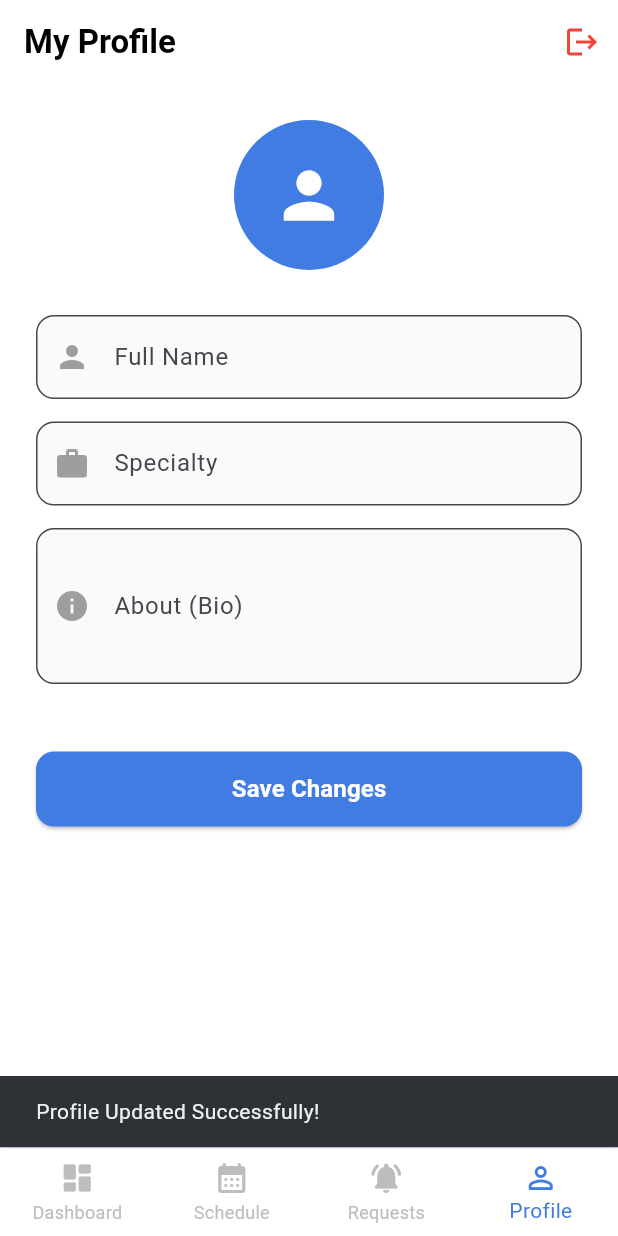
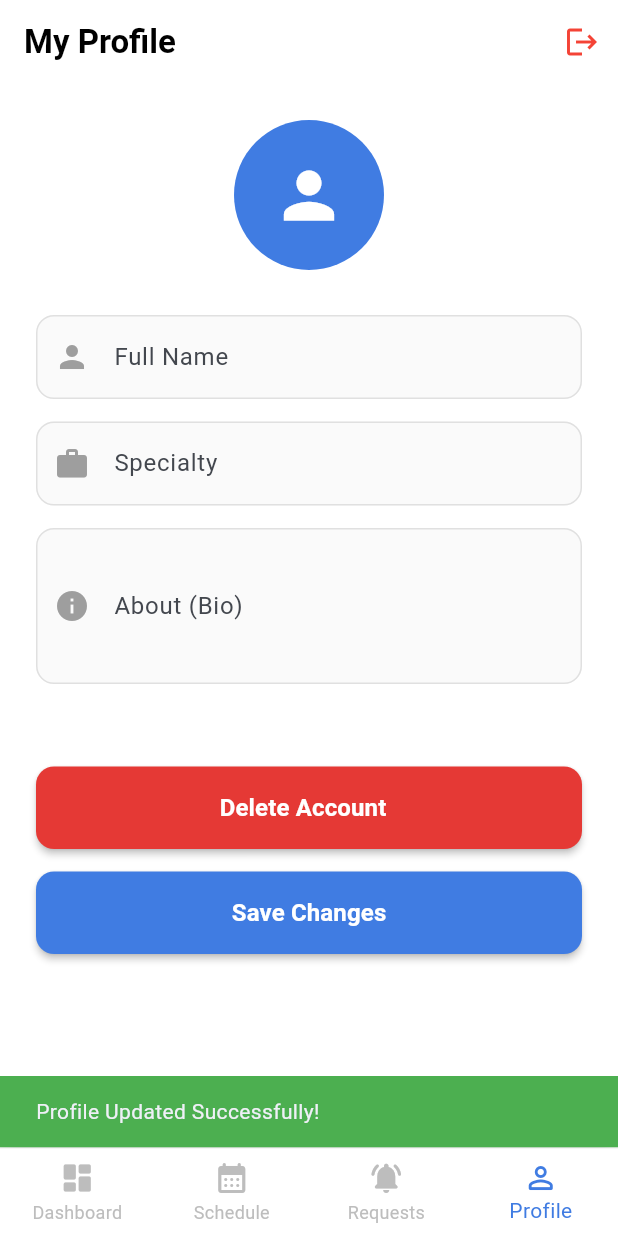
Before and after one commit to q-3amr/DocTime-App, a Flutter app: the screen it shows once a user with an empty profile is signed in, item 4 of the bottom bar chosen, after a tap on "Save Changes", on a phone screen of 412 x 824 dp. Run offline on Flutter 3.47's test engine with Material 3 defaults, Android fonts, the phone set to English and light mode, and no system bars; our stand-ins replace cloud_firestore, firebase_auth, firebase_core; accounts and stored records are empty.

Commit message:
add delete account button

```diff
--- a/doctime/lib/screens/common/profile_screen.dart
+++ b/doctime/lib/screens/common/profile_screen.dart
@@ -1,8 +1,7 @@
 import 'package:flutter/material.dart';
 import 'package:cloud_firestore/cloud_firestore.dart';
 import 'package:firebase_auth/firebase_auth.dart';
-// تأكد من مسار شاشة تسجيل الدخول عشان الـ Logout
-import '../auth/login_screen.dart';
+import '../auth/login_screen.dart'; // Ensure this path is correct
 
 class ProfileScreen extends StatefulWidget {
   const ProfileScreen({super.key});
@@ -26,26 +25,27 @@ class _ProfileScreenState extends State<ProfileScreen> {
     _loadUserData();
   }
 
-  // 1️⃣ جلب البيانات (Logic)
+  // 1️⃣ Logic: Load Data
   void _loadUserData() async {
     if (user == null) return;
     try {
-      // فحص إذا دكتور
       var docRef = FirebaseFirestore.instance.collection('doctors').doc(user!.uid);
       var docSnap = await docRef.get();
 
       if (docSnap.exists) {
+        if (mounted) {
           setState(() {
             isDoctor = true;
             _nameController.text = docSnap.data()?['name'] ?? "";
-          _bioController.text = docSnap.data()?['bio'] ?? ""; // النبذة
+            _bioController.text = docSnap.data()?['bio'] ?? "";
             _specialtyController.text = docSnap.data()?['specialty'] ?? "";
             isLoading = false;
           });
+        }
       } else {
-        // فحص إذا مريض
         var patientSnap = await FirebaseFirestore.instance.collection('users').doc(user!.uid).get();
         if (patientSnap.exists) {
+          if (mounted) {
             setState(() {
               isDoctor = false;
               _nameController.text = patientSnap.data()?['name'] ?? "";
@@ -53,15 +53,19 @@ class _ProfileScreenState extends State<ProfileScreen> {
             });
           }
         }
+      }
     } catch (e) {
-      setState(() => isLoading = false);
+      if (mounted) setState(() => isLoading = false);
     }
   }
 
-  // 2️⃣ تحديث البيانات (Logic)
+  // 2️⃣ Logic: Update Profile
   void _updateProfile() async {
     if (user == null) return;
 
+    setState(() => isLoading = true);
+
+    try {
       String collection = isDoctor ? 'doctors' : 'users';
       Map<String, dynamic> data = {
         'name': _nameController.text.trim(),
@@ -73,16 +77,90 @@ class _ProfileScreenState extends State<ProfileScreen> {
       }
 
       await FirebaseFirestore.instance.collection(collection).doc(user!.uid).update(data);
-    ScaffoldMessenger.of(context).showSnackBar(const SnackBar(content: Text("Profile Updated Successfully!")));
+
+      if (mounted) {
+         setState(() => isLoading = false);
+         ScaffoldMessenger.of(context).showSnackBar(
+           const SnackBar(backgroundColor: Colors.green, content: Text("Profile Updated Successfully!"))
+         );
+      }
+    } catch (e) {
+       if (mounted) {
+         setState(() => isLoading = false);
+         ScaffoldMessenger.of(context).showSnackBar(
+           SnackBar(backgroundColor: Colors.red, content: Text("Error: $e"))
+         );
+       }
+    }
   }
 
-  // 3️⃣ تسجيل الخروج
-  void _logout() async {
-    await FirebaseAuth.instance.signOut();
-    // الرجوع لصفحة اللوج ان وحذف كل الصفحات السابقة من الذاكرة
+  // 3️⃣ Logic: Delete Account
+  void _deleteAccount() async {
+    if (user == null) return;
+
+    try {
+      // Optional: Delete user data from Firestore first
+      String collection = isDoctor ? 'doctors' : 'users';
+      await FirebaseFirestore.instance.collection(collection).doc(user!.uid).delete();
+
+      // Delete Authentication User
+      await user!.delete();
+
+      if (mounted) {
         Navigator.of(context).pushAndRemoveUntil(
           MaterialPageRoute(builder: (c) => const LoginScreen()),
           (route) => false
+        );
+      }
+    } on FirebaseAuthException catch (e) {
+      if (e.code == 'requires-recent-login') {
+         if (mounted) {
+            ScaffoldMessenger.of(context).showSnackBar(
+              const SnackBar(content: Text("Please log out and log in again to delete your account."))
+            );
+         }
+      } else {
+         if (mounted) {
+            ScaffoldMessenger.of(context).showSnackBar(SnackBar(content: Text("Error: ${e.message}")));
+         }
+      }
+    } catch (e) {
+      debugPrint("Error deleting account: $e");
+    }
+  }
+
+  // 4️⃣ Logic: Logout
+  void _logout() async {
+    await FirebaseAuth.instance.signOut();
+    if (mounted) {
+      Navigator.of(context).pushAndRemoveUntil(
+        MaterialPageRoute(builder: (c) => const LoginScreen()),
+        (route) => false
+      );
+    }
+  }
+
+  // Confirmation Dialog
+  void _showDeleteConfirmDialog() {
+    showDialog(
+      context: context,
+      builder: (context) => AlertDialog(
+        title: const Text("Delete Account"),
+        content: const Text("Are you sure? This cannot be undone and you will lose all your data."),
+        actions: [
+          TextButton(
+            onPressed: () => Navigator.pop(context),
+            child: const Text("Cancel"),
+          ),
+          TextButton(
+            onPressed: () {
+              Navigator.pop(context);
+              _deleteAccount();
+            },
+            child: const Text("Delete", style: TextStyle(color: Colors.red)),
+          ),
+        ],
+      ),
     );
   }
 
@@ -97,7 +175,6 @@ class _ProfileScreenState extends State<ProfileScreen> {
         backgroundColor: Colors.white,
         elevation: 0,
         actions: [
-          // زر الخروج الأحمر
           IconButton(
             icon: const Icon(Icons.logout, color: Colors.red),
             onPressed: _logout,
@@ -125,20 +202,50 @@ class _ProfileScreenState extends State<ProfileScreen> {
               const SizedBox(height: 15),
             ],
 
-            const SizedBox(height: 30),
+            const SizedBox(height: 40),
 
+            // --- Delete Button (Solid Red) ---
             SizedBox(
               width: double.infinity,
-              height: 50,
+              height: 55,
+              child: ElevatedButton(
+                onPressed: _showDeleteConfirmDialog,
+                style: ElevatedButton.styleFrom(
+                  backgroundColor: const Color(0xFFE53935), // Solid Red Color
+                  foregroundColor: Colors.white, // White Text & Icon
+                  elevation: 2, // Shadow
+                  shape: RoundedRectangleBorder(borderRadius: BorderRadius.circular(12)),
+                ),
+                child: const Row(
+                  mainAxisAlignment: MainAxisAlignment.center,
+                  children: [
+                    Text("Delete Account", style: TextStyle(fontSize: 16, fontWeight: FontWeight.bold)),
+                    SizedBox(width: 8),
+                    //Icon(Icons.delete_forever, color: Colors.white), // White Icon
+                  ],
+                ),
+              ),
+            ),
+
+            const SizedBox(height: 15),
+
+            // --- Save Button (Solid Blue) ---
+            SizedBox(
+              width: double.infinity,
+              height: 55,
               child: ElevatedButton(
                 onPressed: _updateProfile,
                 style: ElevatedButton.styleFrom(
-                  backgroundColor: const Color(0xFF407CE2),
+                  backgroundColor: const Color(0xFF407CE2), // Solid Blue
+                  foregroundColor: Colors.white, // White Text
                   shape: RoundedRectangleBorder(borderRadius: BorderRadius.circular(12)),
+                  elevation: 2,
                 ),
-                child: const Text("Save Changes", style: TextStyle(fontSize: 16, fontWeight: FontWeight.bold, color: Colors.white)),
+                child: const Text("Save Changes", style: TextStyle(fontSize: 16, fontWeight: FontWeight.bold)),
               ),
             ),
+
+            const SizedBox(height: 30),
           ],
         ),
       ),
@@ -153,6 +260,10 @@ class _ProfileScreenState extends State<ProfileScreen> {
         labelText: label,
         prefixIcon: Icon(icon, color: Colors.grey),
         border: OutlineInputBorder(borderRadius: BorderRadius.circular(12)),
+        enabledBorder: OutlineInputBorder(
+          borderRadius: BorderRadius.circular(12),
+          borderSide: BorderSide(color: Colors.grey.shade300),
+        ),
         filled: true,
         fillColor: Colors.grey.shade50,
       ),
```
Lines whose indentation alone changed are shown as unchanged.
